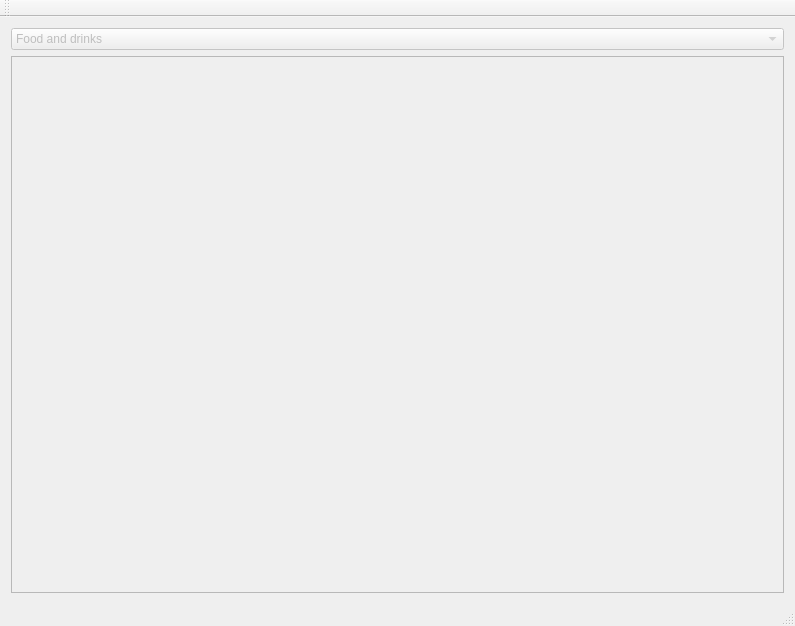
The window that mainwindow.ui (Carlos-D-09/lerma) describes before a commit, drawn with Qt 5.
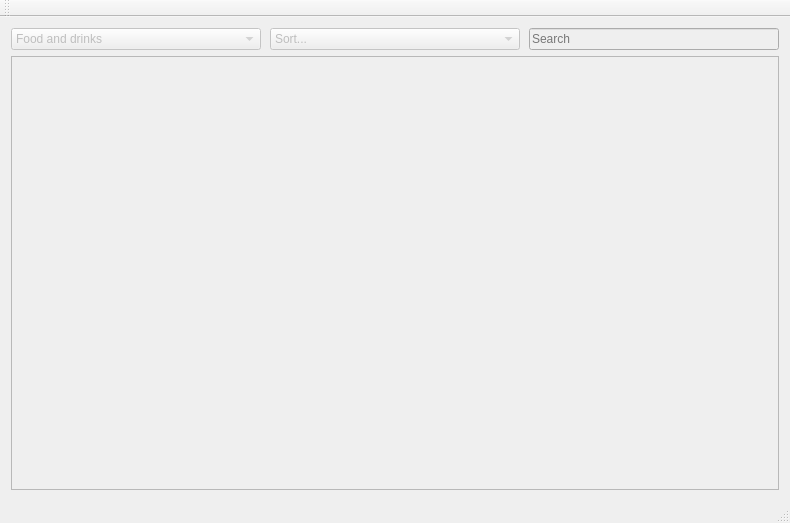
The same window after the commit. The open tabs and pages were chosen to show the change.

Commit message: Implemente la interfaz grafica para esta etapa 4, falta enlazar los eventos

The edit to the form file:
```diff
--- a/mainwindow.ui
+++ b/mainwindow.ui
@@ -6,8 +6,8 @@
    <rect>
     <x>0</x>
     <y>0</y>
-    <width>795</width>
-    <height>626</height>
+    <width>788</width>
+    <height>523</height>
    </rect>
   </property>
   <property name="windowTitle">
@@ -159,11 +159,25 @@
       </widget>
       <widget class="QWidget" name="page_2">
        <layout class="QGridLayout" name="gridLayout_5">
-        <item row="0" column="0">
+        <item row="1" column="0" rowspan="2" colspan="2">
+         <layout class="QHBoxLayout" name="horizontalLayout_4">
+          <property name="spacing">
+           <number>9</number>
+          </property>
+          <property name="sizeConstraint">
+           <enum>QLayout::SetMinAndMaxSize</enum>
+          </property>
+          <item>
          <widget class="QComboBox" name="categories">
           <property name="enabled">
            <bool>false</bool>
           </property>
+            <property name="minimumSize">
+             <size>
+              <width>250</width>
+              <height>0</height>
+             </size>
+            </property>
           <property name="currentIndex">
            <number>1</number>
           </property>
@@ -199,7 +213,68 @@
           </item>
          </widget>
         </item>
-        <item row="1" column="0">
+          <item>
+           <widget class="QComboBox" name="filters">
+            <property name="enabled">
+             <bool>false</bool>
+            </property>
+            <property name="minimumSize">
+             <size>
+              <width>250</width>
+              <height>0</height>
+             </size>
+            </property>
+            <property name="editable">
+             <bool>false</bool>
+            </property>
+            <item>
+             <property name="text">
+              <string>Sort...</string>
+             </property>
+            </item>
+            <item>
+             <property name="text">
+              <string>Ascendent</string>
+             </property>
+            </item>
+            <item>
+             <property name="text">
+              <string>Descendent</string>
+             </property>
+            </item>
+           </widget>
+          </item>
+          <item>
+           <widget class="QLineEdit" name="lineEdit">
+            <property name="enabled">
+             <bool>false</bool>
+            </property>
+            <property name="sizePolicy">
+             <sizepolicy hsizetype="MinimumExpanding" vsizetype="Fixed">
+              <horstretch>0</horstretch>
+              <verstretch>0</verstretch>
+             </sizepolicy>
+            </property>
+            <property name="minimumSize">
+             <size>
+              <width>250</width>
+              <height>0</height>
+             </size>
+            </property>
+            <property name="maximumSize">
+             <size>
+              <width>610</width>
+              <height>16777215</height>
+             </size>
+            </property>
+            <property name="placeholderText">
+             <string>Search</string>
+            </property>
+           </widget>
+          </item>
+         </layout>
+        </item>
+        <item row="3" column="0" colspan="2">
          <widget class="QScrollArea" name="imagesByCategorie">
           <property name="widgetResizable">
            <bool>true</bool>
@@ -209,8 +284,8 @@
             <rect>
              <x>0</x>
              <y>0</y>
-             <width>775</width>
-             <height>527</height>
+             <width>768</width>
+             <height>422</height>
             </rect>
            </property>
            <layout class="QGridLayout" name="gridLayout_7">
```
Left out of the diff: 4 changed lines with no effect on the pictures. Lines whose indentation alone changed are shown as unchanged. The commit also changes 1 other file.
